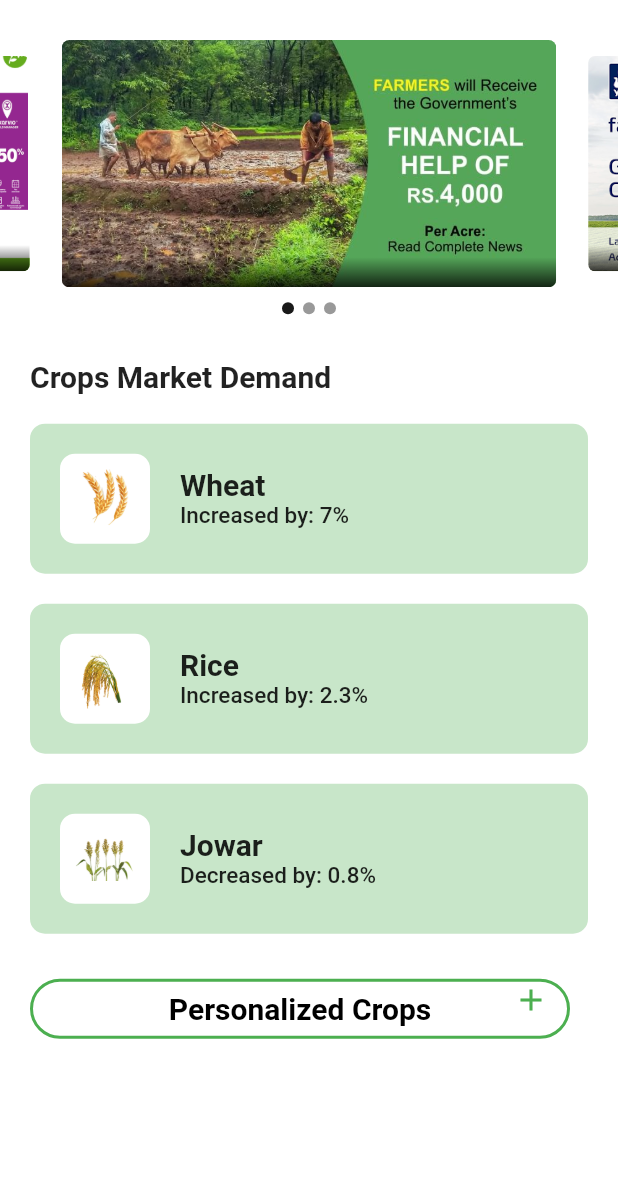
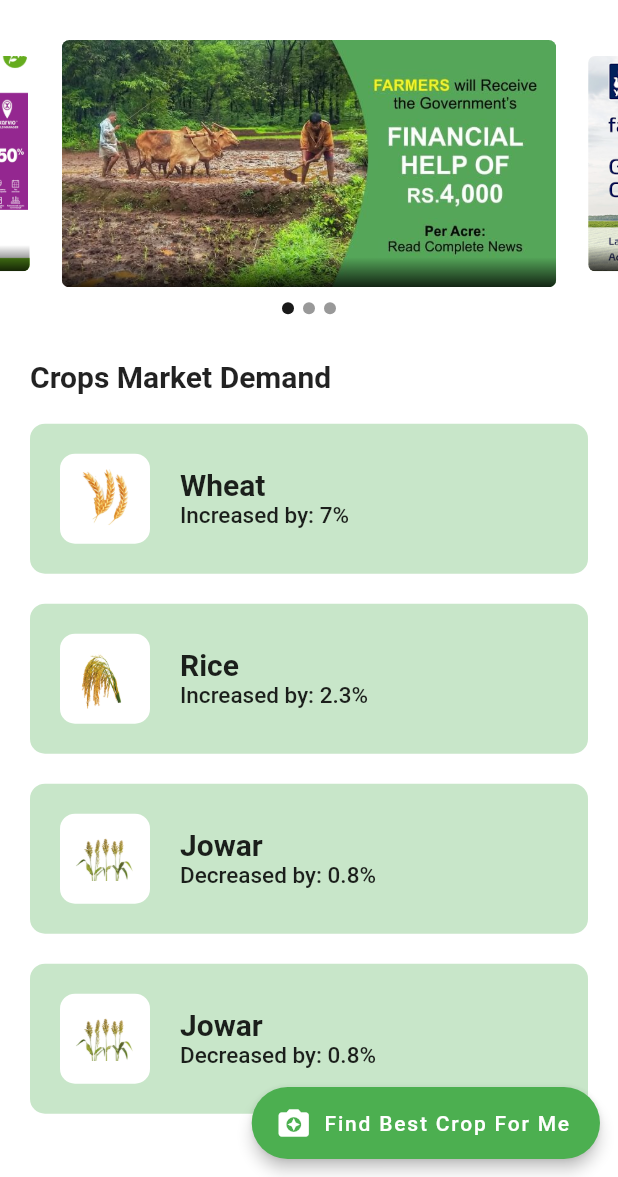
Before and after one commit to Atharva-Malode/CropVana, a Flutter app: the HomePage screen opened directly, on a phone screen of 412 x 824 dp, the part 59-1236 px from its top. Run offline on Flutter 3.47's test engine with Material 2 defaults, Android fonts, the phone set to English and light mode, and no system bars; drawn by our look-alikes of carousel_slider; our stand-ins replace font_awesome_flutter, google_fonts, google_nav_bar.

Commit message:
updated home page floating button

```diff
--- a/lib/pages/homapage.dart
+++ b/lib/pages/homapage.dart
@@ -79,23 +79,28 @@ class HomePage extends StatelessWidget {
                   title: 'Jowar',
                   description: 'Decreased by: 0.8%',
                 ),
+                CourseItem(
+                  image: "assets/images/jowar.png",
+                  title: 'Jowar',
+                  description: 'Decreased by: 0.8%',
+                ),
               ],
             ),
             const SizedBox(
               height: 10,
             ),
-            Padding(
-              padding: const EdgeInsets.only(left:20, bottom:10, right: 20),
-              child: RoundedGreenButton(
-                size: 360,
-                onPressed: () {
-                },
-                buttonText: "Personalized Crops",
-              ),
-            )
           ],
         ),
       ),
+      floatingActionButton: FloatingActionButton.extended(
+        elevation: 4.0,
+        //child: new Icon(Icons.camera_enhance),
+        icon: const Icon(Icons.camera_enhance),
+        label: const Text('Find Best Crop For Me'),
+        backgroundColor: Color.fromRGBO(76, 175, 80, 1),
+        onPressed: () {},
+      ),
+      floatingActionButtonLocation: FloatingActionButtonLocation.miniEndFloat,
     );
   }
 }
```
